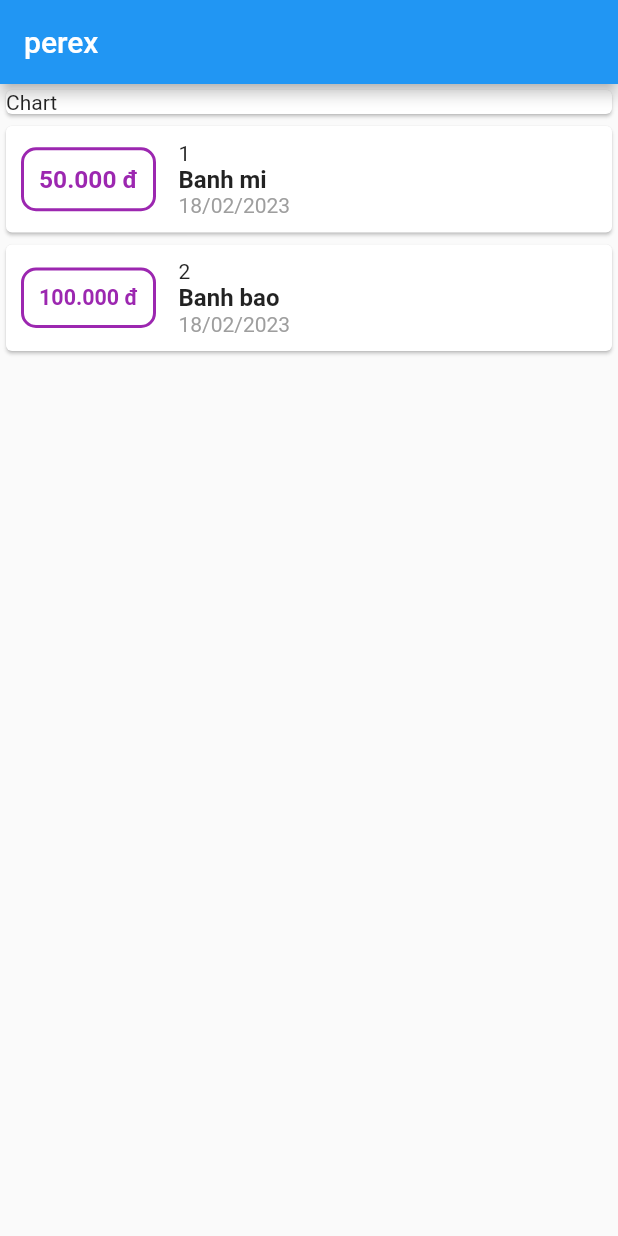
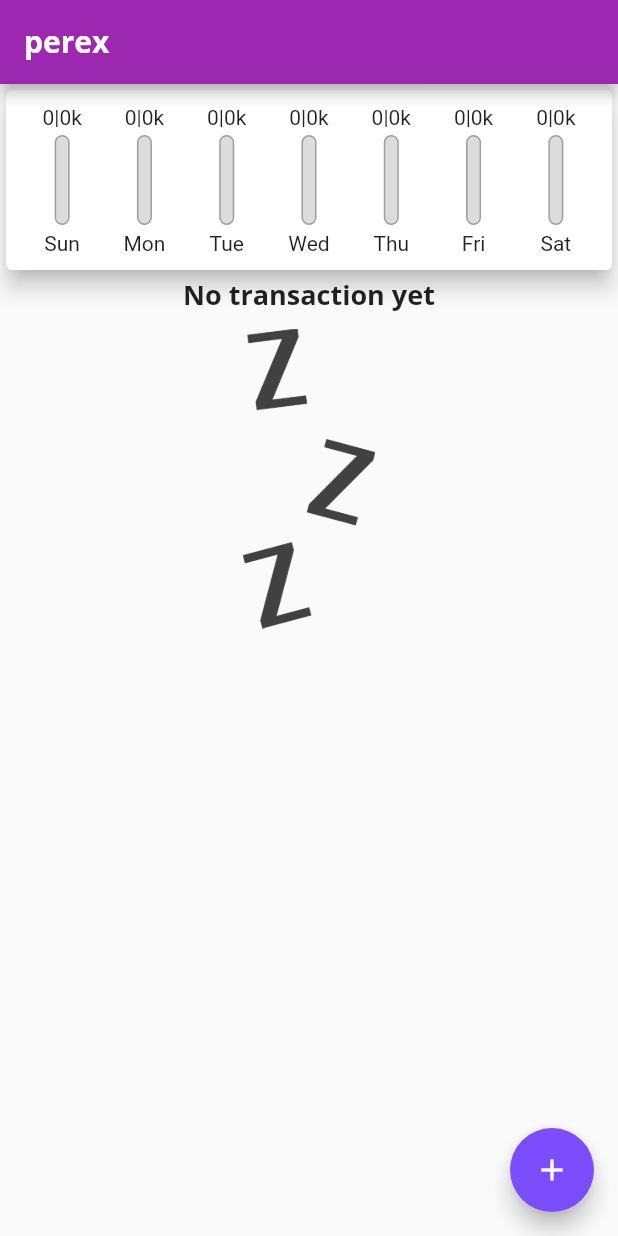
Before and after one commit to lnhow/udemy-flutter, a Flutter app: the screen it shows after launch, on a phone screen of 412 x 824 dp. Run offline on Flutter 3.47's test engine with Material 2 defaults, Android fonts, the phone set to English and light mode, and no system bars.

Commit message:
main: 117

```diff
--- a/perex/lib/main.dart
+++ b/perex/lib/main.dart
@@ -1,8 +1,5 @@
 import 'package:flutter/material.dart';
-import 'package:perex/widgets/transaction.dart';
-
-import 'widgets/chart.dart';
-import 'model/transaction.dart';
+import 'package:perex/widgets/transaction_page.dart';
 
 void main() {
   runApp(const MyApp());
@@ -17,7 +14,27 @@ class MyApp extends StatelessWidget {
     return MaterialApp(
       title: 'perex',
       theme: ThemeData(
-        primarySwatch: Colors.blue,
+        primaryColor: Colors.deepPurple,
+        errorColor: Colors.red,
+        colorScheme: ColorScheme.fromSwatch(
+          primarySwatch: Colors.purple,
+          accentColor:  Colors.deepPurpleAccent,
+        ),
+        fontFamily: 'Quicksand',
+        appBarTheme: const AppBarTheme(
+          titleTextStyle: TextStyle(
+              fontFamily: 'OpenSans',
+              fontSize: 20,
+              fontWeight: FontWeight.bold,
+            )
+        ),
+        textTheme: ThemeData.light().textTheme.copyWith(
+          headline6: const TextStyle(
+            fontFamily: 'OpenSans',
+            fontSize: 18,
+            fontWeight: FontWeight.bold,
+          ),
+        )
       ),
       home: const MyHomePage(),
     );
@@ -25,10 +42,6 @@ class MyApp extends StatelessWidget {
 }
 
 class MyHomePage extends StatelessWidget {
-  static final List<Transaction> transactions = [
-    Transaction(id: '1', title: 'Banh mi', amount: 50, date: DateTime.now()),
-    Transaction(id: '2', title: 'Banh bao', amount: 100, date: DateTime.now()),
-  ];
   const MyHomePage({
     super.key,
   });
@@ -39,14 +52,8 @@ class MyHomePage extends StatelessWidget {
       appBar: AppBar(
         title: const Text('perex'),
       ),
-      body: Column(
-        children: <Widget>[
-          const Chart(),
-          Column(children: transactions.map((tx) {
-            return TransactionWidget(tx: tx);
-          }).toList(),)
-        ],
-      ),
+      body: const TransactionPage()
+      // floatingActionButton: ,
     );
   }
 }
--- a/perex/lib/widgets/chart.dart
+++ b/perex/lib/widgets/chart.dart
@@ -1,20 +1,60 @@
 import 'package:flutter/material.dart';
+import 'package:intl/intl.dart';
+import 'package:perex/model/transaction.dart';
+import 'package:perex/widgets/chartbar.dart';
 
-class Chart extends StatefulWidget {
-  const Chart({super.key});
+class Chart extends StatelessWidget {
+  List<Map<String, Object>> get amountByWeekday {
+    return List.generate(7, (index) {
+      final weekday = DateTime.now().subtract(Duration(days: index));
+      double amountSum = transactions.fold(0.0, (amountSum, tx) {
+        if (tx.date.day == weekday.day &&
+            tx.date.month == weekday.month &&
+            tx.date.year == weekday.year) {
+          return amountSum + tx.amount;
+        }
+        return amountSum;
+      });
+
+      return {
+        'day': DateFormat.E().format(weekday),
+        'amount': amountSum,
+      };
+    }).reversed.toList();
+  }
+
+  double get amountThisWeek {
+    return amountByWeekday.fold(0.0, (total, e) {
+      return total + (e['amount'] as double);
+    });
+  }
+
+  final List<Transaction> transactions;
+
+  const Chart({required this.transactions, super.key});
 
   @override
-  State<Chart> createState() => _ChartState();
-}
-
-class _ChartState extends State<Chart> {
-  @override
   Widget build(BuildContext context) {
-    return Container(
+    return SizedBox(
       width: double.infinity,
-      child: const Card(
-        child: Text('Chart'),
-      ),
+      child: Card(
+          elevation: 6,
+          child: Container(
+            padding: const EdgeInsets.all(10),
+            child: Row(
+              mainAxisAlignment: MainAxisAlignment.spaceAround,
+              children: amountByWeekday.map((e) {
+                return Flexible(
+                  fit: FlexFit.tight,
+                    child: Padding(
+                        padding: const EdgeInsets.symmetric(horizontal: 2),
+                        child: Chartbar(
+                            label: e['day'] as String,
+                            value: e['amount'] as double,
+                            valueTotal: amountThisWeek)));
+              }).toList(),
+            ),
+          )),
     );
   }
 }
--- /dev/null
+++ b/perex/lib/widgets/chartbar.dart
@@ -0,0 +1,49 @@
+import 'package:flutter/material.dart';
+
+class Chartbar extends StatelessWidget {
+  final String label;
+  final double value;
+  final double valueTotal;
+
+  const Chartbar(
+      {required this.label,
+      required this.value,
+      required this.valueTotal,
+      super.key});
+
+  @override
+  Widget build(BuildContext context) {
+    return Column(
+      children: [
+        FittedBox(
+            fit: BoxFit.contain,
+            child: Text(
+                '${value.toStringAsFixed(0)}|${valueTotal.toStringAsFixed(0)}k')),
+        Container(
+          margin: const EdgeInsets.symmetric(vertical: 4),
+          height: 60,
+          width: 10,
+          child: Stack(alignment: AlignmentDirectional.bottomEnd, children: [
+            Container(
+              decoration: BoxDecoration(
+                border: Border.all(color: Colors.grey, width: 1.0),
+                color: const Color.fromRGBO(220, 220, 220, 1),
+                borderRadius: BorderRadius.circular(10),
+              ),
+            ),
+            FractionallySizedBox(
+              heightFactor: valueTotal == 0 ? 0 : value / valueTotal,
+              child: Container(
+                decoration: BoxDecoration(
+                  color: Theme.of(context).primaryColor,
+                  borderRadius: BorderRadius.circular(10),
+                ),
+              ),
+            )
+          ]),
+        ),
+        Text(label)
+      ],
+    );
+  }
+}
--- /dev/null
+++ b/perex/lib/widgets/empty_list.dart
@@ -0,0 +1,21 @@
+import 'package:flutter/material.dart';
+
+class EmptyListWidget extends StatelessWidget {
+  const EmptyListWidget({super.key});
+
+  @override
+  Widget build(BuildContext context) {
+    return Center(
+      child: Column(
+        children: [
+          Text('No transaction yet',style: Theme.of(context).textTheme.headline6,),
+          Container(
+            margin: const EdgeInsets.only(top: 10),
+            height: 200,
+            child: Image.asset('assets/images/waiting.png', fit: BoxFit.cover),
+          )
+        ]
+      ),
+    );
+  }
+}
--- a/perex/lib/widgets/transaction.dart
+++ b/perex/lib/widgets/transaction.dart
@@ -4,51 +4,88 @@ import 'package:perex/model/transaction.dart';
 
 class TransactionWidget extends StatelessWidget {
   final Transaction tx;
-  const TransactionWidget({super.key, required this.tx});
+  final Function(String) onDelete;
+  const TransactionWidget({super.key, required this.tx, required this.onDelete});
 
   @override
   Widget build(BuildContext context) {
     return Card(
-        child: Container(
-            padding: const EdgeInsets.all(10),
-            child: Row(
-              mainAxisAlignment: MainAxisAlignment.start,
-              children: [
-                Container(
+        child: ListTile(
+      contentPadding: const EdgeInsets.all(5),
+      leading: Container(
         width: 90,
+        height: double.infinity,
         margin: const EdgeInsets.only(right: 15),
         padding: const EdgeInsets.all(10),
         decoration: BoxDecoration(
             border: Border.all(
-                        color: Colors.purple,
+              color: Theme.of(context).primaryColor,
               width: 2,
             ),
-                      borderRadius:
-                          const BorderRadius.all(Radius.circular(10))),
+            borderRadius: const BorderRadius.all(Radius.circular(10))),
         child: FittedBox(
           fit: BoxFit.contain,
           child: Text(
             '${tx.amount.toStringAsFixed(3)} đ',
-                      style: const TextStyle(
+            style: TextStyle(
                 fontWeight: FontWeight.bold,
-                          color: Colors.purple),
+                color: Theme.of(context).primaryColor),
           ),
         ),
       ),
-                Column(
-                  crossAxisAlignment: CrossAxisAlignment.start,
-                  children: [
-                    Text(tx.id),
-                    Text(
+      title: Text(
         tx.title,
-                      style: const TextStyle(
-                          fontSize: 16, fontWeight: FontWeight.bold),
+        style: Theme.of(context).textTheme.headline6,
       ),
-                    Text(DateFormat('dd/MM/yyyy').format(tx.date),
+      subtitle: Text('${DateFormat('dd/MM/yyyy').format(tx.date)}\n${tx.id}',
           style: const TextStyle(color: Colors.grey)),
-                  ],
+      trailing: IconButton(
+        icon: const Icon(Icons.delete),
+        onPressed: () => onDelete(tx.id),
+        color: Theme.of(context).errorColor,
       ),
-              ],
-            )));
+    ));
+
+    // Card(
+    //     child: Container(
+    //         padding: const EdgeInsets.all(10),
+    //         child: Row(
+    //           mainAxisAlignment: MainAxisAlignment.start,
+    //           children: [
+    //             Container(
+    //               width: 90,
+    //               margin: const EdgeInsets.only(right: 15),
+    //               padding: const EdgeInsets.all(10),
+    //               decoration: BoxDecoration(
+    //                   border: Border.all(
+    //                     color: Theme.of(context).primaryColor,
+    //                     width: 2,
+    //                   ),
+    //                   borderRadius:
+    //                       const BorderRadius.all(Radius.circular(10))),
+    //               child: FittedBox(
+    //                 fit: BoxFit.contain,
+    //                 child: Text(
+    //                   '${tx.amount.toStringAsFixed(3)} đ',
+    //                   style: TextStyle(
+    //                       fontWeight: FontWeight.bold,
+    //                       color: Theme.of(context).primaryColor),
+    //                 ),
+    //               ),
+    //             ),
+    //             Column(
+    //               crossAxisAlignment: CrossAxisAlignment.start,
+    //               children: [
+    //                 Text(tx.id),
+    //                 Text(
+    //                   tx.title,
+    //                   style: Theme.of(context).textTheme.headline6,
+    //                 ),
+    //                 Text(DateFormat('dd/MM/yyyy').format(tx.date),
+    //                     style: const TextStyle(color: Colors.grey)),
+    //               ],
+    //             ),
+    //           ],
+    //        )));
   }
 }
--- /dev/null
+++ b/perex/lib/widgets/transaction_list.dart
@@ -0,0 +1,24 @@
+import 'package:flutter/material.dart';
+import 'package:perex/widgets/empty_list.dart';
+import 'package:perex/widgets/transaction.dart';
+import 'package:perex/model/transaction.dart';
+
+class TransactionListWidget extends StatelessWidget {
+  final List<Transaction> transactions;
+  final Function(String) onDelete;
+  const TransactionListWidget({required this.transactions, required this.onDelete, super.key});
+
+  @override
+  Widget build(BuildContext context) {
+    return SizedBox(
+        height: 550,
+        child: transactions.isEmpty
+            ? const EmptyListWidget()
+            : ListView.builder(
+                itemBuilder: (ctx, index) {
+                  return TransactionWidget(tx: transactions[index], onDelete: onDelete);
+                },
+                itemCount: transactions.length,
+              ));
+  }
+}
--- /dev/null
+++ b/perex/lib/widgets/transaction_page.dart
@@ -0,0 +1,78 @@
+import 'package:flutter/material.dart';
+import 'package:perex/widgets/transaction_input.dart';
+import 'package:perex/widgets/transaction_list.dart';
+import 'package:perex/widgets/chart.dart';
+
+import 'package:perex/model/transaction.dart';
+
+class TransactionPage extends StatefulWidget {
+  const TransactionPage({super.key});
+
+  @override
+  State<TransactionPage> createState() => _TransactionPageState();
+}
+
+class _TransactionPageState extends State<TransactionPage> {
+  final List<Transaction> _transactions = [
+    // Transaction(id: '1', title: 'Bánh mì', amount: 20, date: DateTime.now()),
+  ];
+
+  List<Transaction> get _recentTransactions {
+    return _transactions.where((tx) {
+      return tx.date.isAfter(DateTime.now().subtract(const Duration(days: 7)));
+    }).toList();
+  }
+
+  void _addTransaction(String title, double amount, DateTime date) {
+    final now = DateTime.now();
+    final newTx = Transaction(
+        title: title, amount: amount, date: date, id: now.toString());
+    setState(() {
+      _transactions.add(newTx);
+    });
+  }
+
+  void _deleteTransaction(String id) {
+    setState(() {
+      _transactions.removeWhere((tx) => tx.id == id);
+    });
+  }
+
+  void _openTransactionInput(BuildContext ctx) {
+    showModalBottomSheet(
+        context: ctx,
+        builder: (_) {
+          return GestureDetector(
+            onTap: () {},
+            behavior: HitTestBehavior.opaque,
+            child: TransactionInput(onSubmit: _addTransaction),
+          );
+        });
+  }
+
+  @override
+  Widget build(BuildContext ctx) {
+    return Scaffold(
+      body: Column(
+        children: [
+          Chart(
+            transactions: _recentTransactions,
+          ),
+          // TransactionInput(
+          //   onSubmit: _addTransaction,
+          // ),
+          TransactionListWidget(
+            transactions: _transactions,
+            onDelete: _deleteTransaction,
+          ),
+        ],
+      ),
+      floatingActionButton: FloatingActionButton(
+          onPressed: () {
+            _openTransactionInput(ctx);
+          },
+          child: const Icon(Icons.add)),
+      floatingActionButtonLocation: FloatingActionButtonLocation.endFloat,
+    );
+  }
+}
```
Also changed, not shown: perex/lib/widgets/transaction_input.dart (added, +91 -0 lines), perex/pubspec.yaml (+18 -14 lines), perex/assets/fonts/OpenSans-Bold.ttf (added), perex/assets/fonts/OpenSans-Regular.ttf (added), perex/assets/fonts/Quicksand-Bold.ttf (added), perex/assets/fonts/Quicksand-Light.ttf (added), perex/assets/fonts/Quicksand-Medium.ttf (added), perex/assets/fonts/Quicksand-Regular.ttf (added), perex/assets/images/waiting.png (added). Lines whose indentation alone changed are shown as unchanged.
